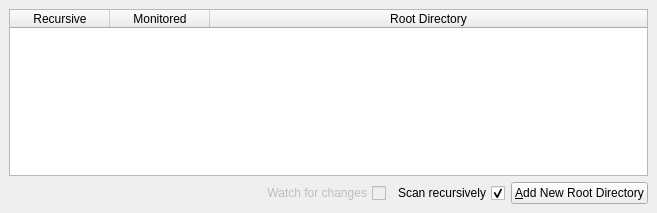
Above: herqq/apps/simple_avtest-app/mediaserver_window.ui from DJm00n/hupnp before the change. Below: the same form after it.
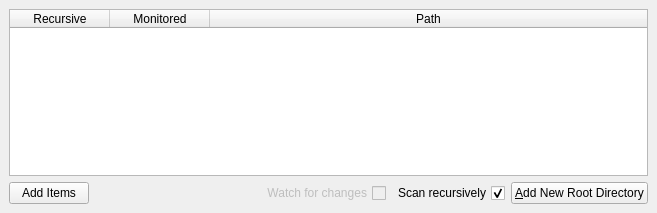
That is the form after the change.

```diff
--- a/herqq/apps/simple_avtest-app/mediaserver_window.ui
+++ b/herqq/apps/simple_avtest-app/mediaserver_window.ui
@@ -22,7 +22,7 @@
   <widget class="QWidget" name="centralwidget">
    <layout class="QVBoxLayout" name="verticalLayout">
     <item>
-     <widget class="QTableWidget" name="rootDirectoriesTable">
+     <widget class="QTableWidget" name="sharedItemsTable">
       <property name="alternatingRowColors">
        <bool>true</bool>
       </property>
@@ -56,7 +56,7 @@
       </column>
       <column>
        <property name="text">
-        <string>Root Directory</string>
+        <string>Path</string>
        </property>
       </column>
      </widget>
@@ -66,7 +66,7 @@
       <property name="sizeConstraint">
        <enum>QLayout::SetMinimumSize</enum>
       </property>
-      <item row="3" column="1">
+      <item row="4" column="3">
        <widget class="QCheckBox" name="watchCheckBox">
         <property name="enabled">
          <bool>false</bool>
@@ -79,7 +79,7 @@
         </property>
        </widget>
       </item>
-      <item row="3" column="3">
+      <item row="4" column="5">
        <widget class="QCheckBox" name="scanRecursivelyCheckbox">
         <property name="layoutDirection">
          <enum>Qt::RightToLeft</enum>
@@ -92,18 +92,28 @@
         </property>
        </widget>
       </item>
-      <item row="3" column="4">
+      <item row="4" column="6">
        <widget class="QPushButton" name="addContentButton">
         <property name="text">
          <string>&amp;Add New Root Directory</string>
         </property>
        </widget>
       </item>
-      <item row="3" column="0">
+      <item row="4" column="1">
+       <widget class="QPushButton" name="addItemButton">
+        <property name="text">
+         <string>Add Items</string>
+        </property>
+       </widget>
+      </item>
+      <item row="4" column="2">
        <spacer name="horizontalSpacer">
         <property name="orientation">
          <enum>Qt::Horizontal</enum>
         </property>
+        <property name="sizeType">
+         <enum>QSizePolicy::Expanding</enum>
+        </property>
         <property name="sizeHint" stdset="0">
          <size>
           <width>40</width>
```
